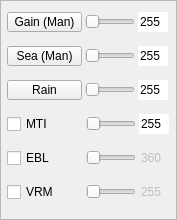
Qt form RadarCoastal/view/panel/framecontrol2.ui (MiftahSalam/RadarCoastal) before a commit.
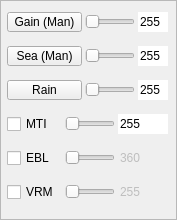
The same form after that commit.

The edit to the form file:
```diff
--- a/RadarCoastal/view/panel/framecontrol2.ui
+++ b/RadarCoastal/view/panel/framecontrol2.ui
@@ -290,7 +290,7 @@
       <widget class="QCheckBox" name="checkBoxMTI">
        <property name="maximumSize">
         <size>
-         <width>76</width>
+         <width>55</width>
          <height>20</height>
         </size>
        </property>
@@ -336,7 +336,7 @@
        </property>
        <property name="maximumSize">
         <size>
-         <width>30</width>
+         <width>50</width>
          <height>16777215</height>
         </size>
        </property>
@@ -367,7 +367,7 @@
       <widget class="QCheckBox" name="checkBoxEBL">
        <property name="maximumSize">
         <size>
-         <width>76</width>
+         <width>55</width>
          <height>20</height>
         </size>
        </property>
@@ -416,7 +416,7 @@
        </property>
        <property name="maximumSize">
         <size>
-         <width>30</width>
+         <width>50</width>
          <height>16777215</height>
         </size>
        </property>
@@ -450,7 +450,7 @@
       <widget class="QCheckBox" name="checkBoxVRM">
        <property name="maximumSize">
         <size>
-         <width>76</width>
+         <width>55</width>
          <height>20</height>
         </size>
        </property>
@@ -505,7 +505,7 @@
        </property>
        <property name="maximumSize">
         <size>
-         <width>30</width>
+         <width>50</width>
          <height>16777215</height>
         </size>
        </property>
```
Left out of the diff: 4 changed lines with no effect on the pictures.
